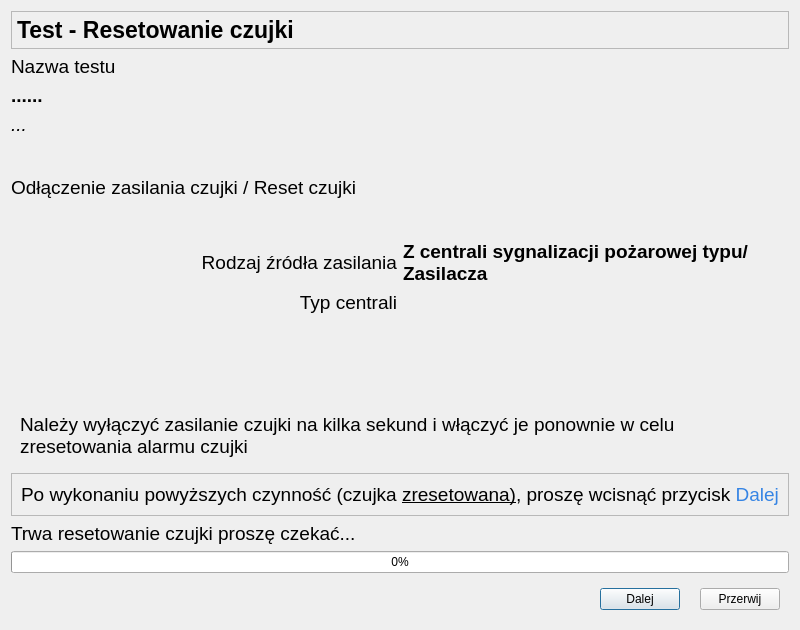
Before: the Qt Designer form CzujkiLinioweApp/oknoresetuzasilaniaczujki.ui in wiacekmarcin/CzujkiLiniowe, drawn with Qt 5.
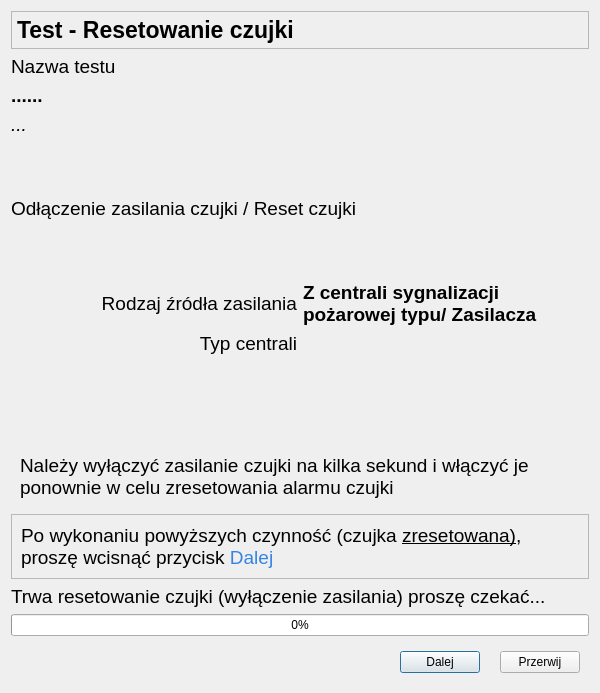
After: the same form once the commit is applied. Icons and pictures are not drawn.

What changed in the file:
```diff
--- a/CzujkiLinioweApp/oknoresetuzasilaniaczujki.ui
+++ b/CzujkiLinioweApp/oknoresetuzasilaniaczujki.ui
@@ -6,19 +6,19 @@
    <rect>
     <x>0</x>
     <y>0</y>
-    <width>800</width>
-    <height>630</height>
+    <width>600</width>
+    <height>693</height>
    </rect>
   </property>
   <property name="minimumSize">
    <size>
-    <width>800</width>
+    <width>600</width>
     <height>630</height>
    </size>
   </property>
   <property name="maximumSize">
    <size>
-    <width>1920</width>
+    <width>600</width>
     <height>1200</height>
    </size>
   </property>
@@ -75,6 +75,7 @@
      <property name="font">
       <font>
        <pointsize>14</pointsize>
+       <weight>75</weight>
        <bold>true</bold>
       </font>
      </property>
@@ -88,6 +89,7 @@
      <property name="font">
       <font>
        <pointsize>14</pointsize>
+       <weight>75</weight>
        <bold>true</bold>
       </font>
      </property>
@@ -101,6 +103,7 @@
      <property name="font">
       <font>
        <pointsize>14</pointsize>
+       <weight>75</weight>
        <bold>true</bold>
       </font>
      </property>
@@ -117,6 +120,7 @@
      <property name="font">
       <font>
        <pointsize>14</pointsize>
+       <weight>75</weight>
        <bold>true</bold>
       </font>
      </property>
@@ -179,6 +183,7 @@
         <property name="font">
          <font>
           <pointsize>17</pointsize>
+          <weight>75</weight>
           <bold>true</bold>
          </font>
         </property>
@@ -265,6 +270,7 @@
      <property name="font">
       <font>
        <pointsize>14</pointsize>
+       <weight>75</weight>
        <bold>true</bold>
       </font>
      </property>
@@ -304,6 +310,7 @@
      <property name="font">
       <font>
        <pointsize>14</pointsize>
+       <weight>75</weight>
        <bold>true</bold>
       </font>
      </property>
@@ -365,7 +372,7 @@
       </font>
      </property>
      <property name="text">
-      <string>Trwa resetowanie czujki proszę czekać...</string>
+      <string>Trwa resetowanie czujki (wyłączenie zasilania) proszę czekać... </string>
      </property>
      <property name="wordWrap">
       <bool>true</bool>
```
